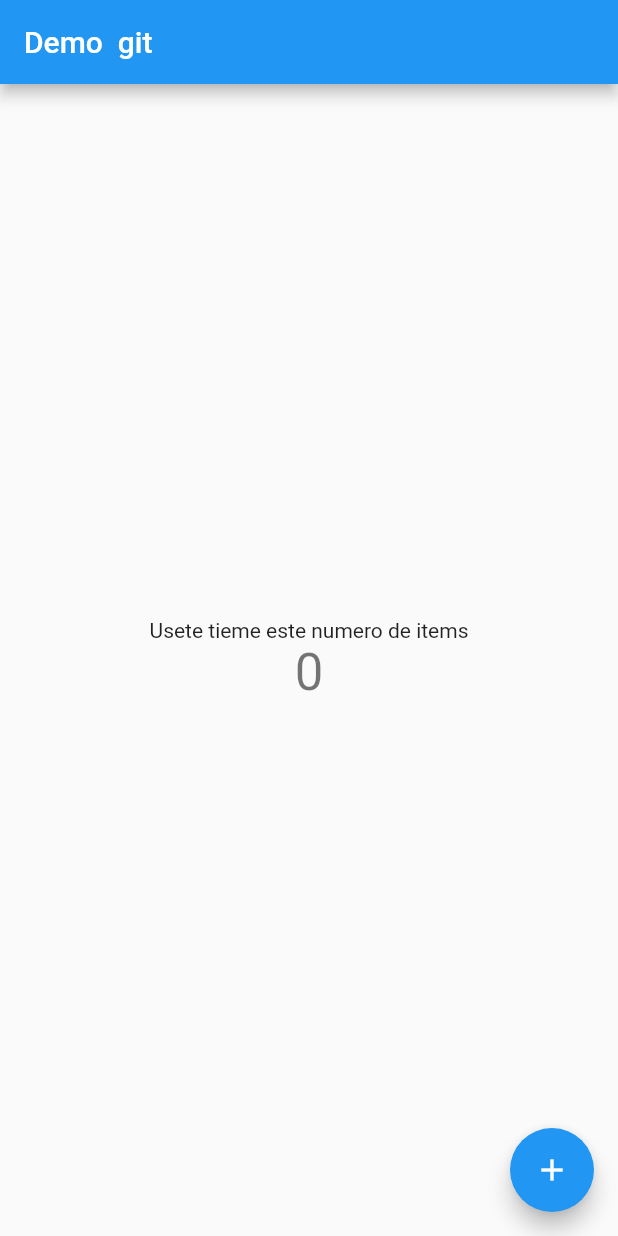
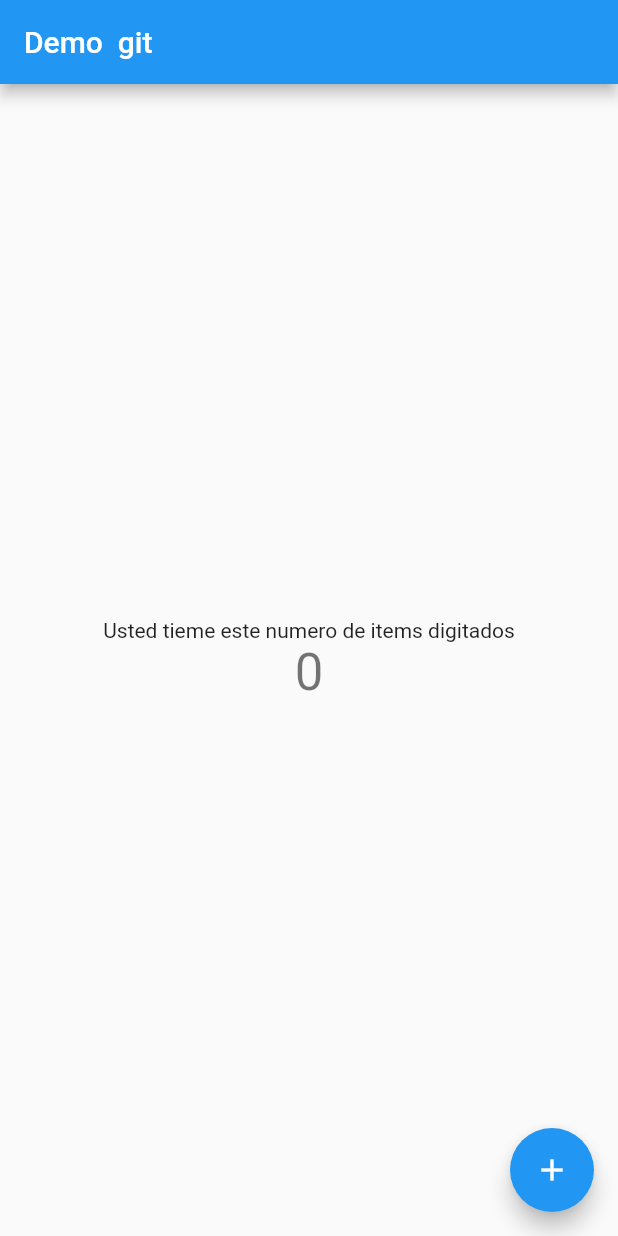
Before and after one commit to Karlocrb/git, a Flutter app: the screen it shows after launch, on a phone screen of 412 x 824 dp. Run offline on Flutter 3.47's test engine with Material 2 defaults, Android fonts, the phone set to English and light mode, and no system bars.

Commit message:
Cambios en titulos II

```diff
--- a/lib/main.dart
+++ b/lib/main.dart
@@ -21,6 +21,7 @@ class MyHomePage extends StatefulWidget {
   MyHomePage({Key key, this.title}) : super(key: key);
 
   final String title;
+  String git1;
 
   @override
   _MyHomePageState createState() => _MyHomePageState();
@@ -57,7 +58,7 @@ class _MyHomePageState extends State<MyHomePage> {
           mainAxisAlignment: MainAxisAlignment.center,
           children: <Widget>[
             Text(
-              'Usete tieme este numero de items',
+              'Usted tieme este numero de items digitados',
             ),
             Text(
               '$_counter',
@@ -68,7 +69,7 @@ class _MyHomePageState extends State<MyHomePage> {
       ),
       floatingActionButton: FloatingActionButton(
         onPressed: _incrementCounter,
-        tooltip: 'Incremento',
+        tooltip: 'Incrementos',
         child: Icon(Icons.add),
       ), // This trailing comma makes auto-formatting nicer for build methods.
     );
```
